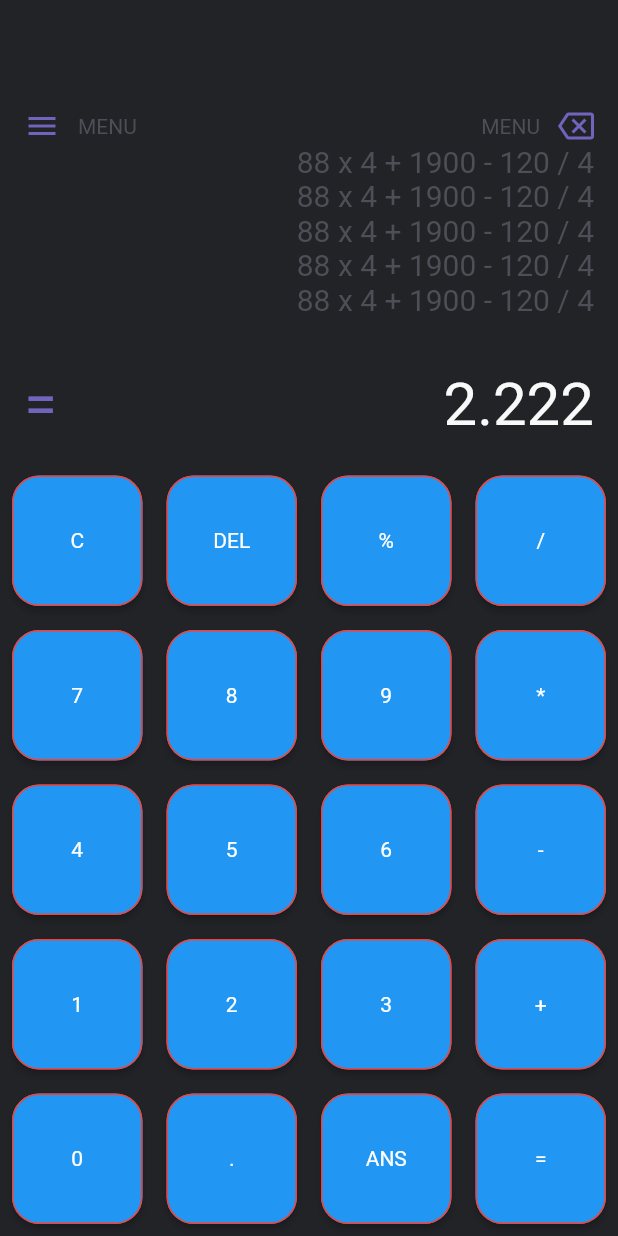
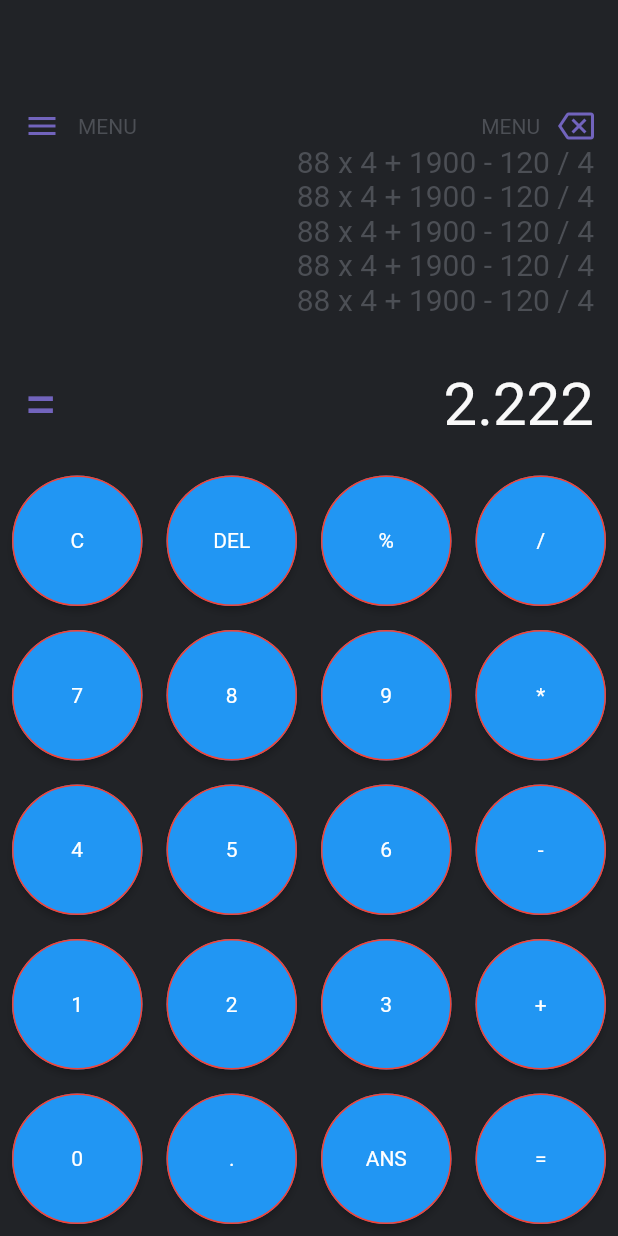
Before and after one commit to LaksCastro/code-heck, a Flutter app: the screen it shows after launch, on a phone screen of 412 x 824 dp. Run offline on Flutter 3.47's test engine with Material 2 defaults, Android fonts, the light colour scheme and no system bars; our stand-ins replace math_expressions.

Commit message:
(#1) fix keyboard

```diff
--- a/shinoa/lib/view/keyboard.dart
+++ b/shinoa/lib/view/keyboard.dart
@@ -56,7 +56,7 @@
                 style: ButtonStyle(
                     shape: MaterialStateProperty.all(
                   RoundedRectangleBorder(
-                      borderRadius: BorderRadius.circular(18.0),
+                      borderRadius: BorderRadius.circular(200),
                       side: const BorderSide(color: Colors.red)),
                 )),
                 onPressed: () {
```
